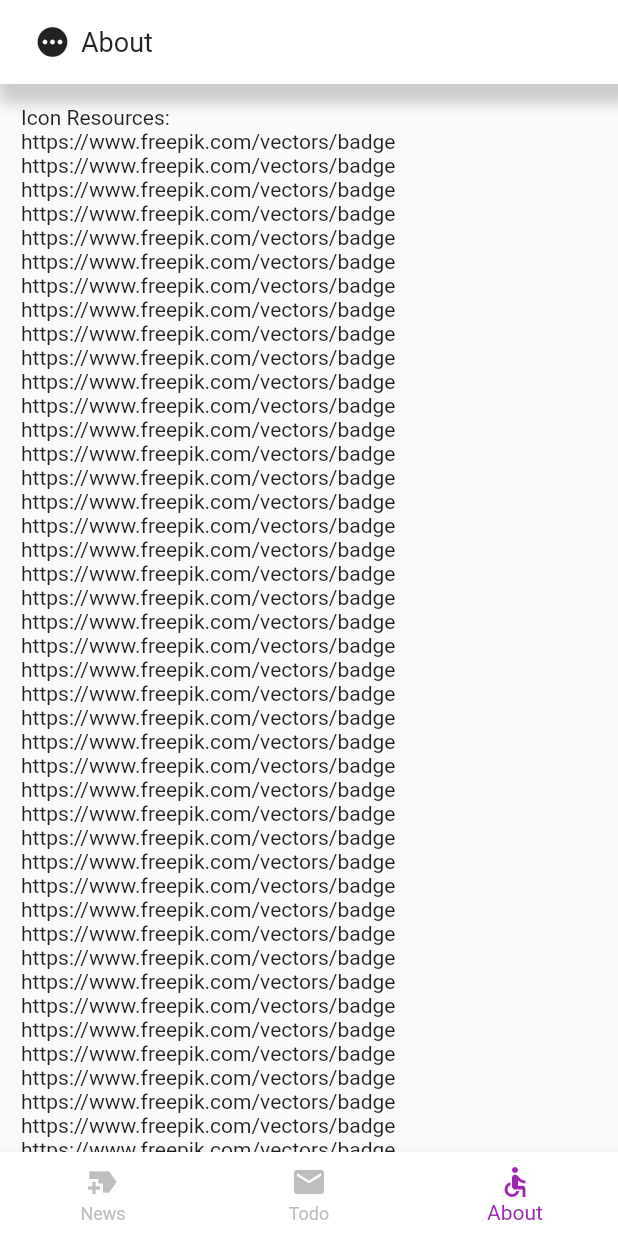
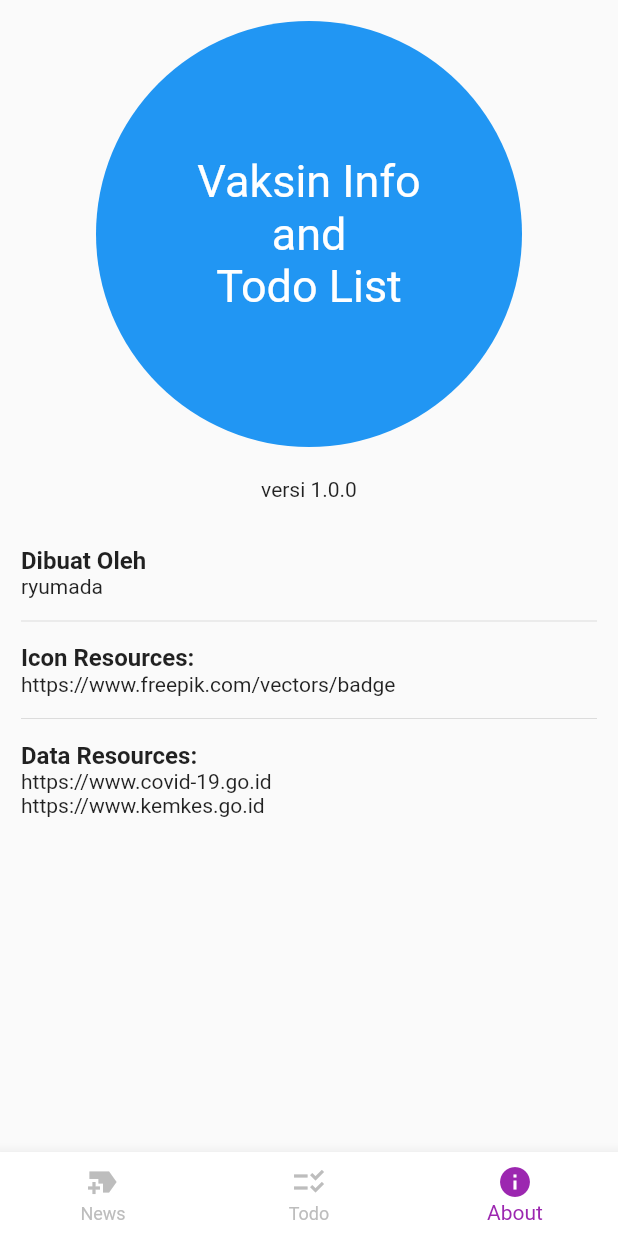
Before and after one commit to ryumada/flutter-vaksinInfo, a Flutter app: the screen it shows after launch, item 3 of the bottom bar chosen, on a phone screen of 412 x 824 dp. Run offline on Flutter 3.47's test engine with Material 2 defaults, Android fonts, the phone set to English and light mode, and no system bars.

Commit message:
created responsive news image and other headings
+ created about page [responsive]
+ image viewer dialog on NewsReader
+ color theme parameter on MainAppView
+ asset image, getYourVaccine.png
- heading on mainAppView
- unused codes
~ todo image heading more responsive
~ news headline and news reader responsiveness

```diff
--- a/lib/pages/home_page.dart
+++ b/lib/pages/home_page.dart
@@ -19,8 +19,14 @@
 
   final List<List> _childrenProperty = [
     [Colors.blue, NewsWidget()],
-    [Colors.red, MainAppView('Vaksin Todo', TodoWidget())],
-    [Colors.purple, MainAppView('About', AboutWidget())],
+    [
+      Colors.red,
+      MainAppView('Vaksin Todo', Icons.checklist_rtl, Colors.red, TodoWidget())
+    ],
+    [
+      Colors.purple,
+      MainAppView('About', Icons.info, Colors.purple, AboutWidget())
+    ],
   ];
 
   Widget _homepageWidget = NewsWidget();
@@ -50,11 +56,11 @@
             label: 'News',
           ),
           BottomNavigationBarItem(
-            icon: Icon(Icons.mail),
+            icon: Icon(Icons.checklist_rtl),
             label: 'Todo',
           ),
           BottomNavigationBarItem(
-            icon: Icon(Icons.accessible),
+            icon: Icon(Icons.info),
             label: 'About',
           ),
         ],
--- a/lib/pages/newsReader_page.dart
+++ b/lib/pages/newsReader_page.dart
@@ -9,15 +9,39 @@
     return Scaffold(
       body: SingleChildScrollView(
         child: Column(
-          crossAxisAlignment: CrossAxisAlignment.stretch,
+          // crossAxisAlignment: CrossAxisAlignment.stretch,
           children: [
             /* ------------------------------ gambar berita ----------------------------- */
-            LayoutBuilder(
+            InkWell(
+              onTap: () {
+                showDialog(
+                  context: context,
+                  builder: (BuildContext context) => AlertDialog(
+                    title: Row(
+                      mainAxisSize: MainAxisSize.max,
+                      crossAxisAlignment: CrossAxisAlignment.end,
+                      children: [
+                        Spacer(),
+                        ClipOval(
+                          child: InkWell(
+                            onTap: () => Navigator.pop(context),
+                            child: Icon(
+                              Icons.close,
+                            ),
+                          ),
+                        ),
+                      ],
+                    ),
+                    content: Image.asset('assets/images/judul_sample.jpg'),
+                  ),
+                );
+              },
+              child: LayoutBuilder(
                 builder: (BuildContext context, BoxConstraints constraints) {
                   return Stack(
                     children: <Widget>[
                       Container(
-                      height: constraints.maxWidth - 50,
+                        height: getBoxedSize(constraints),
                         decoration: BoxDecoration(
                           image: DecorationImage(
                             fit: BoxFit.cover,
@@ -27,7 +51,7 @@
                       ),
                       SafeArea(
                         child: Container(
-                        height: constraints.maxWidth - 50,
+                          height: getBoxedSize(constraints),
                           padding: const EdgeInsets.all(5.0),
                           alignment: Alignment.topCenter,
                           decoration: BoxDecoration(
@@ -61,7 +85,7 @@
                                   ),
                                 ),
                                 Icon(
-                                Icons.remove_circle_sharp,
+                                  Icons.fullscreen_rounded,
                                   color: Colors.white,
                                 ),
                               ],
@@ -73,8 +97,15 @@
                   );
                 },
               ),
+            ),
             /* ------------------------------ judul berita ------------------------------ */
-            Padding(
+            LayoutBuilder(
+              builder: (BuildContext context, BoxConstraints constraints) {
+                return SizedBox(
+                  width: (constraints.maxWidth - 25 < 800)
+                      ? constraints.maxWidth - 25
+                      : 800,
+                  child: Padding(
                     padding: EdgeInsets.all(16.0),
                     child: Column(
                       children: [
@@ -121,9 +152,16 @@
                       ],
                     ),
                   ),
+                );
+              },
+            ),
           ],
         ),
       ),
     );
   }
+
+  double getBoxedSize(constraints) {
+    return (constraints.maxWidth - 50 < 300) ? constraints.maxWidth - 50 : 300;
   }
+}
--- a/lib/widgets/_mainAppView_widget.dart
+++ b/lib/widgets/_mainAppView_widget.dart
@@ -3,8 +3,12 @@
 
 class MainAppView extends StatelessWidget {
   final String title;
+  final dynamic icon;
+  final dynamic color;
   final mainViewTab;
-  const MainAppView(this.title, this.mainViewTab, {Key? key}) : super(key: key);
+  const MainAppView(this.title, this.icon, this.color, this.mainViewTab,
+      {Key? key})
+      : super(key: key);
 
   @override
   Widget build(BuildContext context) {
@@ -14,39 +18,43 @@
           crossAxisAlignment: CrossAxisAlignment.stretch,
           children: [
             /* -------------------------------- title bar ------------------------------- */
-            Container(
-              decoration: BoxDecoration(
-                color: Colors.white,
-                boxShadow: [
-                  BoxShadow(
-                    color: Colors.grey.withOpacity(0.5),
-                    spreadRadius: 5,
-                    blurRadius: 7,
-                    offset: Offset(4, 8),
-                  ),
-                ],
-              ),
-              child: Padding(
-                padding: EdgeInsets.all(16.0),
-                child: Row(
-                  children: [
-                    Expanded(
-                      flex: 1,
-                      child: Icon(Icons.pending),
-                    ),
-                    Expanded(
-                      flex: 9,
-                      child: Text(
-                        title,
-                        style: TextStyle(
-                          fontSize: 18,
-                        ),
-                      ),
-                    ),
-                  ],
-                ),
-              ),
-            ),
+            // Container(
+            //   decoration: BoxDecoration(
+            //     color: Colors.white,
+            //     boxShadow: [
+            //       BoxShadow(
+            //         color: Colors.grey.withOpacity(0.5),
+            //         spreadRadius: 5,
+            //         blurRadius: 7,
+            //         offset: Offset(4, 8),
+            //       ),
+            //     ],
+            //   ),
+            //   child: Padding(
+            //     padding: EdgeInsets.all(16.0),
+            //     child: Row(
+            //       children: [
+            //         Expanded(
+            //           flex: 1,
+            //           child: Icon(
+            //             icon,
+            //             color: color,
+            //           ),
+            //         ),
+            //         Expanded(
+            //           flex: 9,
+            //           child: Text(
+            //             title,
+            //             style: TextStyle(
+            //               fontSize: 18,
+            //             ),
+            //           ),
+            //         ),
+            //       ],
+            //     ),
+            //   ),
+            // ),
+            /* -------------------------------- main view ------------------------------- */
             mainViewTab,
           ],
         ),
--- a/lib/widgets/about_widget.dart
+++ b/lib/widgets/about_widget.dart
@@ -1,4 +1,5 @@
 import 'package:flutter/cupertino.dart';
+import 'package:flutter/material.dart';
 
 class AboutWidget extends StatelessWidget {
   const AboutWidget({Key? key}) : super(key: key);
@@ -11,78 +12,120 @@
         child: Column(
           crossAxisAlignment: CrossAxisAlignment.stretch,
           children: [
-            Text('Icon Resources:'),
+            Column(
+              // crossAxisAlignment: CrossAxisAlignment.stretch,
+              mainAxisAlignment: MainAxisAlignment.center,
+              children: <Widget>[
+                LayoutBuilder(
+                  builder: (BuildContext context, BoxConstraints constraints) {
+                    return ClipOval(
+                      child: Container(
+                        height: (constraints.maxWidth - 100 < 300)
+                            ? constraints.maxWidth - 100
+                            : 300,
+                        width: (constraints.maxWidth - 100 < 300)
+                            ? constraints.maxWidth - 100
+                            : 300,
+                        padding: EdgeInsets.all(12.0),
+                        color: Colors.blue,
+                        child: Center(
+                          child: Text(
+                            'Vaksin Info\nand\nTodo List',
+                            textAlign: TextAlign.center,
+                            style: TextStyle(
+                              fontSize: (constraints.maxWidth - 100 < 300)
+                                  ? !(constraints.maxWidth - 100 < 0)
+                                      ? 30
+                                      : 25
+                                  : 40,
+                              color: Colors.white,
+                            ),
+                          ),
+                        ),
+                      ),
+                    );
+                  },
+                ),
+                SizedBox(
+                  height: 20.0,
+                ),
+                Center(
+                  child: Text('versi 1.0.0'),
+                ),
+              ],
+            ),
+            SizedBox(
+              height: 30,
+            ),
+            Text(
+              'Dibuat Oleh',
+              style: titleFontStyle(),
+            ),
+            Text('ryumada'),
+            Divider(
+              height: 30.0,
+            ),
+            Text(
+              'Icon Resources:',
+              style: titleFontStyle(),
+            ),
             Text('https://www.freepik.com/vectors/badge'),
-            Text('https://www.freepik.com/vectors/badge'),
-            Text('https://www.freepik.com/vectors/badge'),
-            Text('https://www.freepik.com/vectors/badge'),
-            Text('https://www.freepik.com/vectors/badge'),
-            Text('https://www.freepik.com/vectors/badge'),
-            Text('https://www.freepik.com/vectors/badge'),
-            Text('https://www.freepik.com/vectors/badge'),
-            Text('https://www.freepik.com/vectors/badge'),
-            Text('https://www.freepik.com/vectors/badge'),
-            Text('https://www.freepik.com/vectors/badge'),
-            Text('https://www.freepik.com/vectors/badge'),
-            Text('https://www.freepik.com/vectors/badge'),
-            Text('https://www.freepik.com/vectors/badge'),
-            Text('https://www.freepik.com/vectors/badge'),
-            Text('https://www.freepik.com/vectors/badge'),
-            Text('https://www.freepik.com/vectors/badge'),
-            Text('https://www.freepik.com/vectors/badge'),
-            Text('https://www.freepik.com/vectors/badge'),
-            Text('https://www.freepik.com/vectors/badge'),
-            Text('https://www.freepik.com/vectors/badge'),
-            Text('https://www.freepik.com/vectors/badge'),
-            Text('https://www.freepik.com/vectors/badge'),
-            Text('https://www.freepik.com/vectors/badge'),
-            Text('https://www.freepik.com/vectors/badge'),
-            Text('https://www.freepik.com/vectors/badge'),
-            Text('https://www.freepik.com/vectors/badge'),
-            Text('https://www.freepik.com/vectors/badge'),
-            Text('https://www.freepik.com/vectors/badge'),
-            Text('https://www.freepik.com/vectors/badge'),
-            Text('https://www.freepik.com/vectors/badge'),
-            Text('https://www.freepik.com/vectors/badge'),
-            Text('https://www.freepik.com/vectors/badge'),
-            Text('https://www.freepik.com/vectors/badge'),
-            Text('https://www.freepik.com/vectors/badge'),
-            Text('https://www.freepik.com/vectors/badge'),
-            Text('https://www.freepik.com/vectors/badge'),
-            Text('https://www.freepik.com/vectors/badge'),
-            Text('https://www.freepik.com/vectors/badge'),
-            Text('https://www.freepik.com/vectors/badge'),
-            Text('https://www.freepik.com/vectors/badge'),
-            Text('https://www.freepik.com/vectors/badge'),
-            Text('https://www.freepik.com/vectors/badge'),
-            Text('https://www.freepik.com/vectors/badge'),
-            Text('https://www.freepik.com/vectors/badge'),
-            Text('https://www.freepik.com/vectors/badge'),
-            Text('https://www.freepik.com/vectors/badge'),
-            Text('https://www.freepik.com/vectors/badge'),
-            Text('https://www.freepik.com/vectors/badge'),
-            Text('https://www.freepik.com/vectors/badge'),
-            Text('https://www.freepik.com/vectors/badge'),
-            Text('https://www.freepik.com/vectors/badge'),
-            Text('https://www.freepik.com/vectors/badge'),
-            Text('https://www.freepik.com/vectors/badge'),
-            Text('https://www.freepik.com/vectors/badge'),
-            Text('https://www.freepik.com/vectors/badge'),
-            Text('https://www.freepik.com/vectors/badge'),
-            Text('https://www.freepik.com/vectors/badge'),
-            Text('https://www.freepik.com/vectors/badge'),
-            Text('https://www.freepik.com/vectors/badge'),
-            Text('https://www.freepik.com/vectors/badge'),
-            Text('https://www.freepik.com/vectors/badge'),
-            Text('https://www.freepik.com/vectors/badge'),
-            Text('https://www.freepik.com/vectors/badge'),
-            Text('https://www.freepik.com/vectors/badge'),
-            Text('https://www.freepik.com/vectors/badge'),
-            Text('https://www.freepik.com/vectors/badge'),
-            Text('https://www.freepik.com/vectors/badge'),
+            Divider(
+              height: 30.0,
+            ),
+            Text(
+              'Data Resources:',
+              style: titleFontStyle(),
+            ),
+            Text('https://www.covid-19.go.id'),
+            Text('https://www.kemkes.go.id'),
+            SizedBox(
+              height: 1000,
+            ),
+            LayoutBuilder(
+              builder: (BuildContext context, BoxConstraints constraints) {
+                return Container(
+                  height: (constraints.maxWidth - 100 < 300)
+                      ? constraints.maxWidth - 100
+                      : 300,
+                  child: Image.asset('assets/images/getYourVaccine.png'),
+                );
+              },
+            ),
+            Padding(
+              padding: EdgeInsets.only(
+                top: 16.0,
+                bottom: 32.0,
+              ),
+              child: Center(
+                child: Text(
+                  'Congratulation?!, You\'ve reached the bottom of this view. Congrats 😁, just congrats 😜',
+                  textAlign: TextAlign.center,
+                  style: TextStyle(
+                    color: Colors.deepPurple[700],
+                  ),
+                ),
+              ),
+            ),
+            Center(
+              child: Text(
+                'copyright 2021\nryumada',
+                textAlign: TextAlign.center,
+                style: TextStyle(
+                  color: Colors.deepPurple[700],
+                ),
+              ),
+            ),
           ],
         ),
       ),
     );
   }
+
+  dynamic titleFontStyle() {
+    return TextStyle(
+      fontSize: 16.0,
+      fontWeight: FontWeight.bold,
+    );
+  }
 }
--- a/lib/widgets/news_widget.dart
+++ b/lib/widgets/news_widget.dart
@@ -25,7 +25,7 @@
                 child: Stack(
                   children: <Widget>[
                     Container(
-                      height: constraints.maxWidth - 50,
+                      height: getBoxedSize(constraints),
                       decoration: BoxDecoration(
                         image: DecorationImage(
                           fit: BoxFit.cover,
@@ -35,7 +35,7 @@
                     ),
                     SafeArea(
                       child: Container(
-                        height: constraints.maxWidth - 50,
+                        height: getBoxedSize(constraints),
                         padding: const EdgeInsets.all(5.0),
                         alignment: Alignment.bottomCenter,
                         decoration: BoxDecoration(
@@ -125,6 +125,10 @@
       color: Colors.white,
     );
   }
+
+  double getBoxedSize(constraints) {
+    return (constraints.maxWidth - 50 < 300) ? constraints.maxWidth - 50 : 300;
+  }
 }
 
 class NewsList extends StatelessWidget {
--- a/lib/widgets/todo_widget.dart
+++ b/lib/widgets/todo_widget.dart
@@ -7,8 +7,7 @@
 
   @override
   Widget build(BuildContext context) {
-    return Container(
-      child: Padding(
+    return Padding(
       padding: const EdgeInsets.all(14.0),
       child: Column(
         crossAxisAlignment: CrossAxisAlignment.stretch,
@@ -17,13 +16,15 @@
           LayoutBuilder(
             builder: (BuildContext context, BoxConstraints constraints) {
               return Container(
-                  height: constraints.maxWidth - 100,
+                height: (constraints.maxWidth - 100 < 300)
+                    ? constraints.maxWidth - 100
+                    : 300,
                 child: Image.asset('assets/images/vaccineTime.png'),
               );
             },
           ),
           SizedBox(
-              height: 10.0,
+            height: 30.0,
           ),
           Padding(
             padding: EdgeInsets.symmetric(horizontal: 12.0),
@@ -42,7 +43,6 @@
           ),
         ],
       ),
-      ),
     );
   }
 }
@@ -55,9 +55,7 @@
 class _TodoListState extends State<TodoList> {
   @override
   Widget build(BuildContext context) {
-    bool todoCompleted = false;
     bool checkComplete = false;
-    if (!todoCompleted) {
     return Column(
       crossAxisAlignment: CrossAxisAlignment.stretch,
       mainAxisSize: MainAxisSize.max,
@@ -83,7 +81,7 @@
                             ),
                           ),
                           Expanded(
-                              flex: 9,
+                            flex: 6,
                             child: Text(
                               todo.todo,
                               style: TextStyle(fontSize: 16),
@@ -111,8 +109,7 @@
                       flex: 3,
                       child: Icon(
                         todo.icon,
-                          color:
-                              (todo.check == false) ? Colors.grey : todo.color,
+                        color: (todo.check == false) ? Colors.grey : todo.color,
                         size: 40.0,
                       ),
                     ),
@@ -160,9 +157,7 @@
                                 todo.check = value!;
                               }
 
-                                for (int x = 0;
-                                    x < vaccineTodoList.length;
-                                    x++) {
+                              for (int x = 0; x < vaccineTodoList.length; x++) {
                                 if (vaccineTodoList[x].check) {
                                   checkComplete = true;
                                 } else {
@@ -176,21 +171,6 @@
                                   context: context,
                                   builder: (BuildContext context) =>
                                       AlertDialog(
-                                      title: Row(
-                                        children: [
-                                          Expanded(
-                                            flex: 1,
-                                            child: Icon(
-                                              Icons.check_circle,
-                                              color: Colors.green,
-                                            ),
-                                          ),
-                                          Expanded(
-                                            flex: 9,
-                                            child: Text('Selesai'),
-                                          ),
-                                        ],
-                                      ),
                                     content: Image.asset(
                                         'assets/images/vaccinated.png'),
                                     actions: <Widget>[
@@ -216,6 +196,5 @@
         );
       }).toList(),
     );
-    } else {}
   }
 }
```
Also changed, not shown: assets/images/getYourVaccine.png (added). Lines whose indentation alone changed are shown as unchanged.
